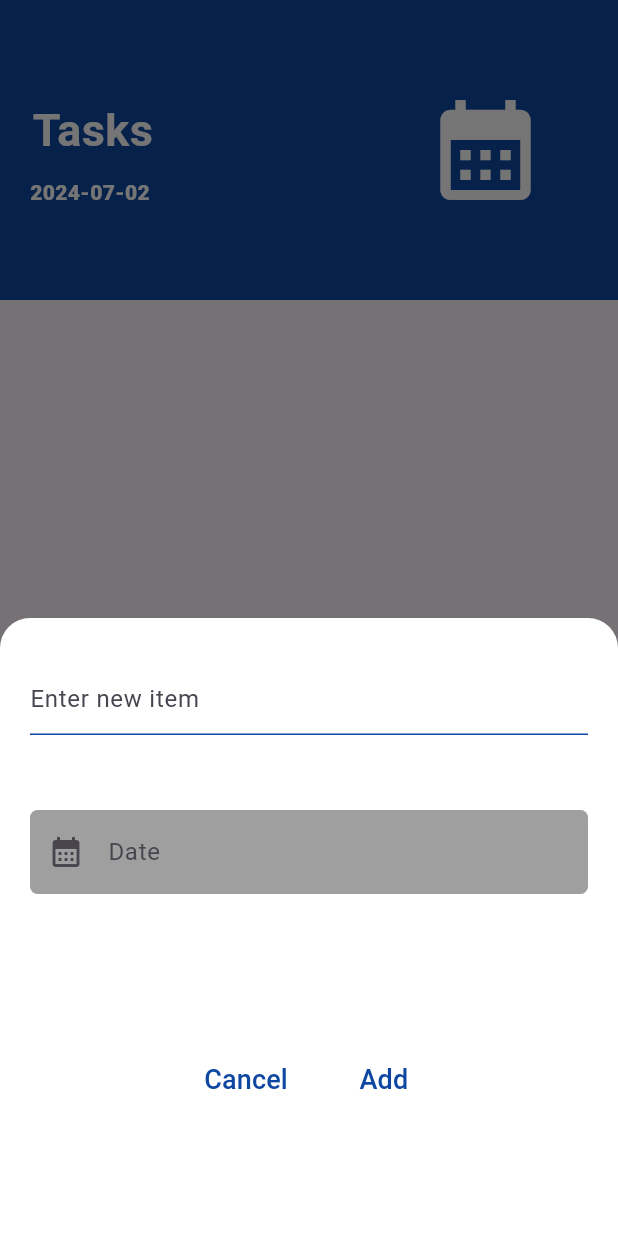
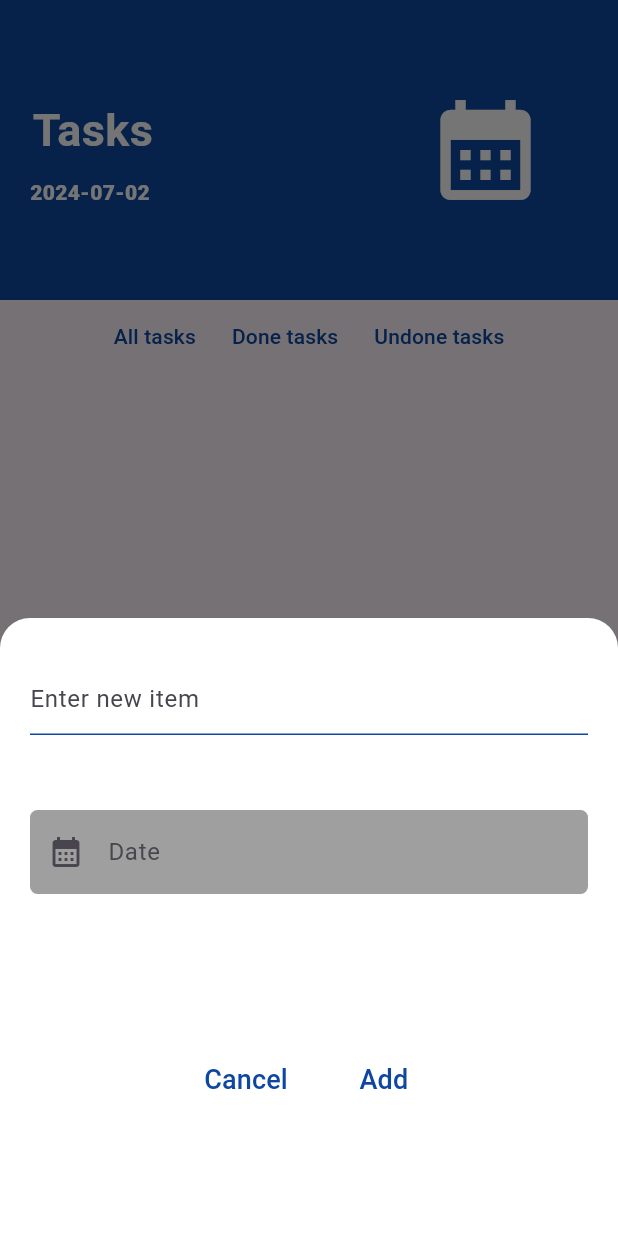
Before and after one commit to erfanPnj/final-project-AP, a Flutter app: the screen it shows after launch, after a tap on the "add" icon, on a phone screen of 412 x 824 dp. Run offline on Flutter 3.47's test engine with Material 3 defaults, Android fonts, the phone set to English and light mode, and no system bars; our stand-ins replace image_picker, shared_preferences, table_calendar; missing offline and left inert: dart:ffi.

Commit message:
Tasks debug

```diff
--- a/project2/lib/HomePage.dart
+++ b/project2/lib/HomePage.dart
@@ -20,6 +20,7 @@ class Home extends StatelessWidget {
     return MaterialApp(
       debugShowCheckedModeBanner: false,
       home: Scaffold(
+
         // backgroundColor: Colors.blue,
         drawer: Drawer(
           backgroundColor: Colors.blue.shade900,
--- a/project2/lib/Signup.dart
+++ b/project2/lib/Signup.dart
@@ -272,10 +272,10 @@ class _SignupState extends State<Signup> {
                         width: 250,
                         child: ElevatedButton(
                             style: ButtonStyle(
-                              textStyle: WidgetStateProperty.all(
+                              textStyle: MaterialStateProperty.all(
                                   TextStyle(color: Colors.white)),
                               backgroundColor:
-                                  WidgetStateProperty.all(Colors.blue.shade900),
+                                  MaterialStateProperty.all(Colors.blue.shade900),
                             ),
                             onPressed: signup,
                             child: Text(
--- a/project2/lib/ToDo.dart
+++ b/project2/lib/ToDo.dart
@@ -17,6 +17,7 @@ class ToDo extends StatefulWidget {
 Map<String, String> tasks = new Map();
 
 var a = <String>{};
+var page = 1;
 DateTime now = DateTime.now();
 DateTime x = DateTime(now.year, now.month, now.day);
 
@@ -119,6 +120,43 @@ class _ToDoState extends State<ToDo> {
               ],
             ),
           ),
+          Center(
+            child: Row(
+              mainAxisAlignment: MainAxisAlignment.center,
+              children: [
+                TextButton(
+                    onPressed: () {
+                      setState(() {
+                        page = 1;
+                      });
+                    },
+                    child: Text(
+                      'All tasks',
+                      style: TextStyle(color: Colors.blue.shade900),
+                    )),
+                TextButton(
+                    onPressed: () {
+                      setState(() {
+                        page = 2;
+                      });
+                    },
+                    child: Text(
+                      'Done tasks',
+                      style: TextStyle(color: Colors.blue.shade900),
+                    )),
+                TextButton(
+                    onPressed: () {
+                      setState(() {
+                        page = 3;
+                      });
+                    },
+                    child: Text(
+                      'Undone tasks',
+                      style: TextStyle(color: Colors.blue.shade900),
+                    )),
+              ],
+            ),
+          ),
           Expanded(
             child: ListView.builder(
               itemCount: a.toList().length,
@@ -128,6 +166,7 @@ class _ToDoState extends State<ToDo> {
                   child: GestureDetector(
                     onLongPress: () {
                       setState(() {
+                        tasks.remove(tasks.keys.toList()[index]);
                         a.remove(a.toList()[index]);
                         expanded.removeAt(index);
                       });
--- a/project2/lib/profile.dart
+++ b/project2/lib/profile.dart
@@ -257,7 +257,7 @@ class _profileState extends State<profile> {
                   ),
                   style: ButtonStyle(
                       backgroundColor:
-                          WidgetStatePropertyAll(Colors.blue.shade900)),
+                          MaterialStatePropertyAll(Colors.blue.shade900)),
                 ),
               ),
               Padding(
@@ -277,7 +277,7 @@ class _profileState extends State<profile> {
                     ),
                     style: ButtonStyle(
                         backgroundColor:
-                            WidgetStatePropertyAll(Colors.blue.shade900)),
+                            MaterialStatePropertyAll(Colors.blue.shade900)),
                   ),
                 ),
               )
--- a/project2/pubspec.yaml
+++ b/project2/pubspec.yaml
@@ -31,18 +31,14 @@ dependencies:
   flutter:
     sdk: flutter
 
-
   # The following adds the Cupertino Icons font to your application.
   # Use with the CupertinoIcons class for iOS style icons.
   cupertino_icons: ^1.0.6
   image_picker: ^1.1.2
   flutter_launcher_icons: ^0.13.1
-<<<<<<< Updated upstream
   path_provider: ^2.1.3
+  table_calendar: ^3.0.0
   shared_preferences: ^2.2.3
-=======
-  table_calendar: ^3.0.0
->>>>>>> Stashed changes
 
 dev_dependencies:
   flutter_test:
```
Also changed, not shown: project2/pubspec.lock.
